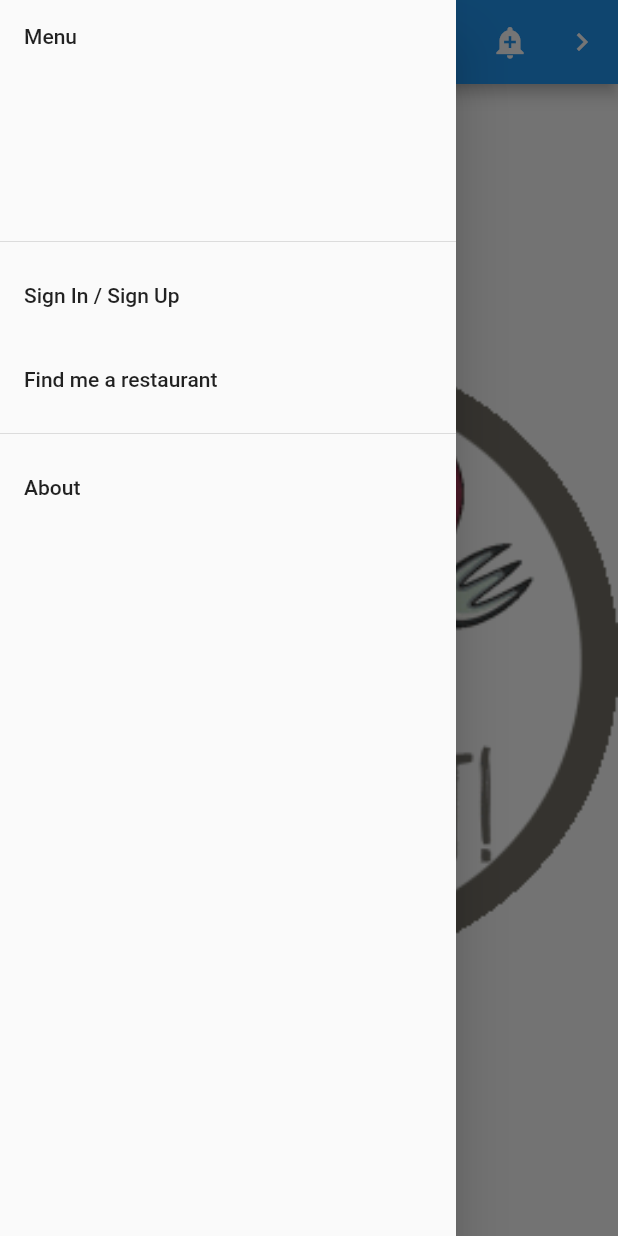
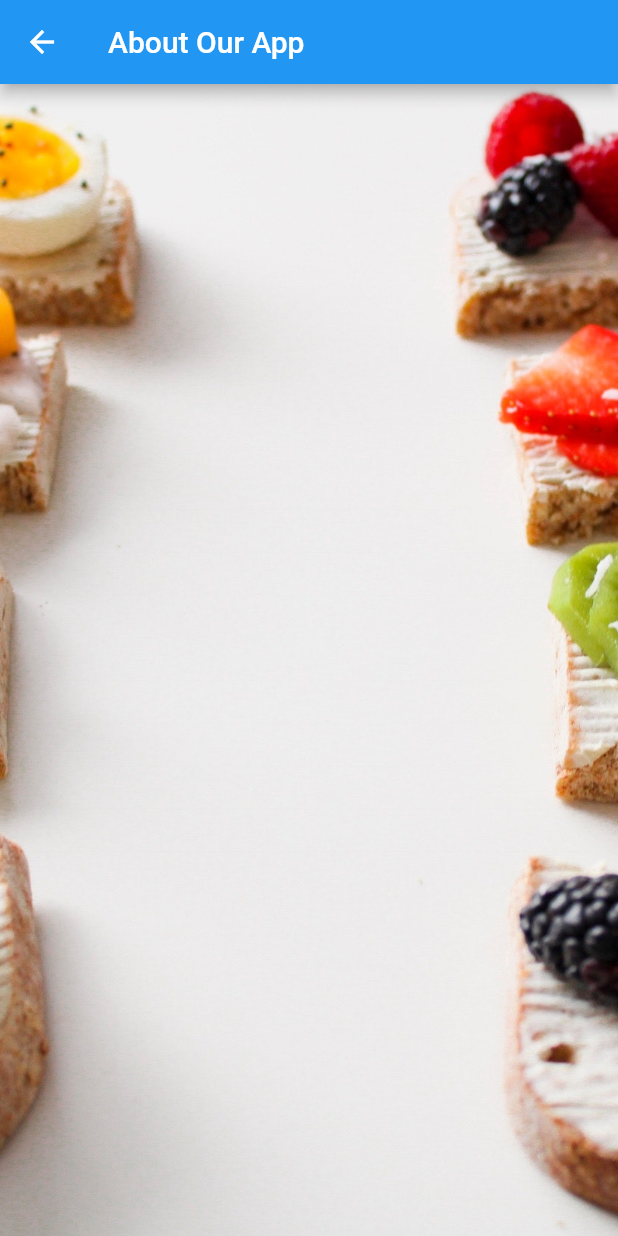
Before and after one commit to Groupzz/lets-eat-mobile-dev, a Flutter app: the MyStatelessWidget screen opened directly, after a tap on the "menu" icon, after a tap on "About", on a phone screen of 412 x 824 dp. Run offline on Flutter 3.47's test engine with Material 2 defaults, Android fonts, the phone set to English and light mode, and no system bars; our stand-ins replace cloud_firestore, firebase_auth, google_maps_flutter, location; accounts and stored records are empty.

Commit message:
Added WIP About page and other assets from web dev

```diff
--- /dev/null
+++ b/lib/About.dart
@@ -0,0 +1,21 @@
+import 'package:flutter/material.dart';
+
+
+class About extends StatelessWidget{
+  @override
+  Widget build(BuildContext context) {
+    return new Scaffold(
+        appBar: AppBar(
+          title: Text("About Our App"),
+        ),
+        body: Container(
+          decoration: BoxDecoration(
+              image: DecorationImage(
+                image: AssetImage("assets/indexbg.jpg"),
+                fit: BoxFit.cover,
+              )
+          ),
+        )
+    );
+  }
+}
--- a/lib/main.dart
+++ b/lib/main.dart
@@ -1,5 +1,6 @@
 import 'package:flutter/material.dart';
 import 'package:google_maps_flutter/google_maps_flutter.dart';
+import 'package:lets_eat/About.dart';
 import 'package:location/location.dart';
 import 'maps.dart';
 import 'Restaurants.dart';
@@ -8,6 +9,7 @@ import 'userAuth.dart';
 import 'package:url_launcher/url_launcher.dart';
 import 'package:firebase_auth/firebase_auth.dart';
 import 'home.dart';
+import 'About.dart';
 
 void main() => runApp(MyApp());
 
@@ -255,7 +257,6 @@ void signIn(BuildContext context) {
 class MyStatelessWidget extends StatelessWidget {
   MyStatelessWidget({Key key}) : super(key: key);
 
-
   @override
   Widget build(BuildContext context) {
     return Scaffold(
@@ -264,6 +265,11 @@ class MyStatelessWidget extends StatelessWidget {
           child: new ListView(
             children: <Widget> [
               new DrawerHeader(child: new Text('Menu'),),
+              new ListTile(
+                title: new Text('Help'),
+                onTap: () {
+                },
+              ),
               new ListTile(
                 title: new Text('Sign In / Sign Up'),
                 onTap: () {
@@ -279,7 +285,12 @@ class MyStatelessWidget extends StatelessWidget {
               new Divider(),
               new ListTile(
                 title: new Text('About'),
-                onTap: () {},
+                onTap: () {
+                  Navigator.push(
+                    context,
+                    MaterialPageRoute(builder: (context) => About())
+                );
+                  },
               ),
             ],
           )
--- a/pubspec.yaml
+++ b/pubspec.yaml
@@ -48,7 +48,7 @@ flutter:
   # the material Icons class.
   uses-material-design: true
   assets:
-    - assets/logo.gif
+    - assets/
 
   # To add assets to your application, add an assets section, like this:
   # assets:
```
Also changed, not shown: lib/Home.dart (+7 -1 lines), assets/accmgmt.jpg (added), assets/header.jpg (added), assets/helpbg.jpg (added), assets/indexbg.jpg (added), assets/logo2.gif (added), assets/searchicon.png (added), assets/signin.jpg (added), assets/signin.png (added), assets/signup.jpg (added), assets/signup.png (added), pubspec.lock, 1 other file.
